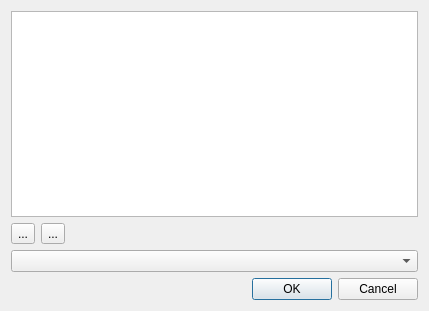
This is spinetoolbox/ui/add_object_classes.ui in spine-tools/Spine-Toolbox as Qt 5 draws it before an edit. The edited form follows.
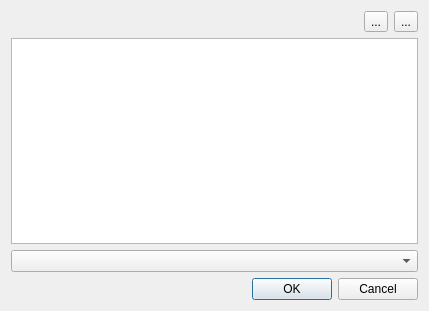
This is the edited form. Icons and pictures are not drawn. Custom widgets are drawn as their Qt base class.

Patch:
```diff
--- a/spinetoolbox/ui/add_object_classes.ui
+++ b/spinetoolbox/ui/add_object_classes.ui
@@ -34,32 +34,8 @@
    <string>Add object classes</string>
   </property>
   <layout class="QVBoxLayout" name="verticalLayout">
-   <item>
-    <widget class="QTableView" name="tableView">
-     <property name="editTriggers">
-      <set>QAbstractItemView::AllEditTriggers</set>
-     </property>
-     <attribute name="horizontalHeaderStretchLastSection">
-      <bool>true</bool>
-     </attribute>
-    </widget>
-   </item>
    <item>
     <layout class="QHBoxLayout" name="horizontalLayout">
-     <item>
-      <widget class="QToolButton" name="toolButton_insert_row">
-       <property name="text">
-        <string>...</string>
-       </property>
-      </widget>
-     </item>
-     <item>
-      <widget class="QToolButton" name="toolButton_remove_row">
-       <property name="text">
-        <string>...</string>
-       </property>
-      </widget>
-     </item>
      <item>
       <spacer name="horizontalSpacer">
        <property name="orientation">
@@ -73,8 +49,32 @@
        </property>
       </spacer>
      </item>
+     <item>
+      <widget class="QToolButton" name="toolButton_remove_row">
+       <property name="text">
+        <string>...</string>
+       </property>
+      </widget>
+     </item>
+     <item>
+      <widget class="QToolButton" name="toolButton_insert_row">
+       <property name="text">
+        <string>...</string>
+       </property>
+      </widget>
+     </item>
     </layout>
    </item>
+   <item>
+    <widget class="CustomQTableView" name="tableView">
+     <property name="editTriggers">
+      <set>QAbstractItemView::AllEditTriggers</set>
+     </property>
+     <attribute name="horizontalHeaderStretchLastSection">
+      <bool>true</bool>
+     </attribute>
+    </widget>
+   </item>
    <item>
     <widget class="QComboBox" name="comboBox"/>
    </item>
@@ -120,6 +120,19 @@
    </property>
   </action>
  </widget>
+ <customwidgets>
+  <customwidget>
+   <class>CustomQTableView</class>
+   <extends>QTableView</extends>
+   <header>widgets/custom_qtableview.h</header>
+  </customwidget>
+ </customwidgets>
+ <tabstops>
+  <tabstop>tableView</tabstop>
+  <tabstop>toolButton_insert_row</tabstop>
+  <tabstop>toolButton_remove_row</tabstop>
+  <tabstop>comboBox</tabstop>
+ </tabstops>
  <resources>
   <include location="resources/resources_icons.qrc"/>
  </resources>
```
